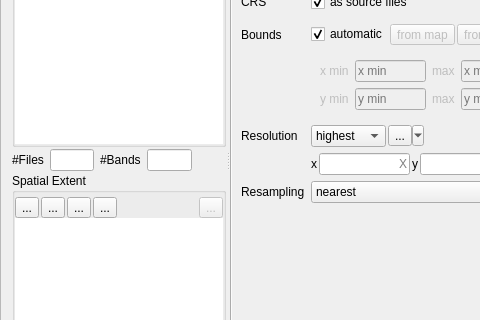
Before: the Qt Designer form vrtbuilder/ui/vrtbuilder.ui in jakimowb/virtual-raster-builder, drawn with Qt 5; both pictures show x 0 to 480 and y 136 to 456 of the 565 by 593 pixel window.
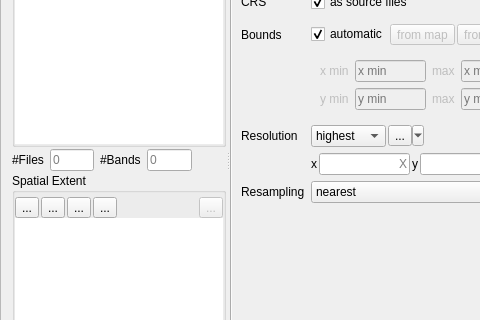
After: the same form once the commit is applied. Icons and pictures are not drawn. Custom widgets are drawn as their Qt base class.

Patch:
```diff
--- a/vrtbuilder/ui/vrtbuilder.ui
+++ b/vrtbuilder/ui/vrtbuilder.ui
@@ -301,6 +301,9 @@
            <property name="readOnly">
             <bool>true</bool>
            </property>
+           <property name="placeholderText">
+            <string>0</string>
+           </property>
           </widget>
          </item>
          <item>
@@ -339,6 +342,9 @@
            <property name="readOnly">
             <bool>true</bool>
            </property>
+           <property name="placeholderText">
+            <string>0</string>
+           </property>
           </widget>
          </item>
          <item>
```
Left out of the diff: 64 changed lines with no effect on the pictures.
